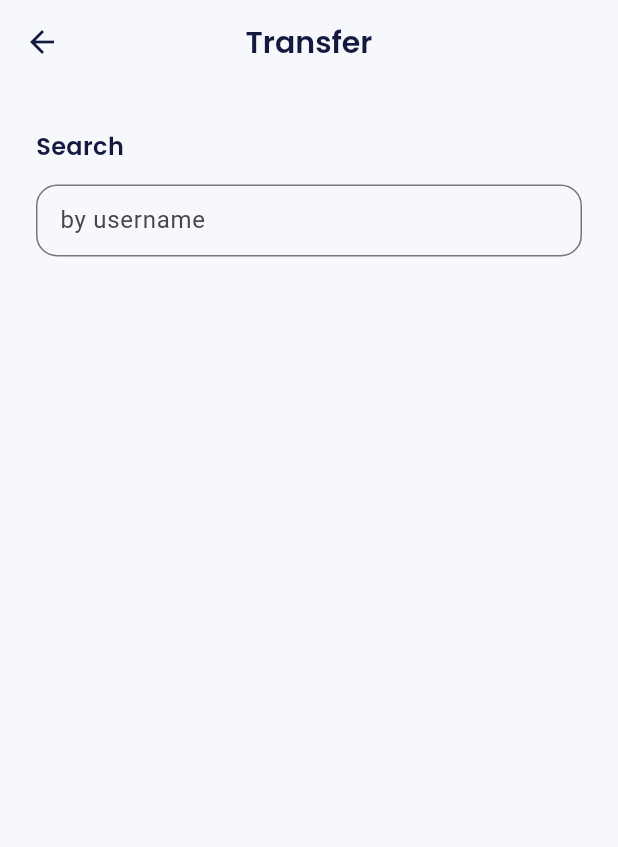
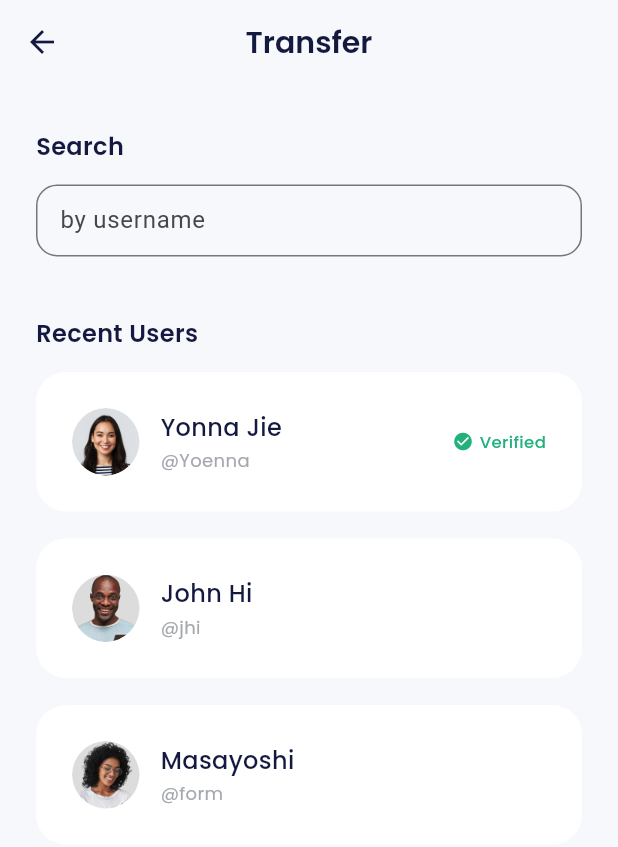
Before and after one commit to KevinZakky/E-wallet-Bank-Sha, a Flutter app: the TransferPage screen opened by its route, on a phone screen of 412 x 824 dp. Shown: the top 847 px of the screen. Run offline on Flutter 3.47's test engine with Material 3 defaults, Android fonts, the phone set to English and light mode, and no system bars; our stand-ins replace carousel_slider, google_fonts.

Commit message:
feat: slicing transfer recently

```diff
--- a/lib/ui/pages/transfer_page.dart
+++ b/lib/ui/pages/transfer_page.dart
@@ -1,5 +1,6 @@
 import 'package:ewallet_project_app/shared/theme.dart';
 import 'package:ewallet_project_app/ui/widgets/Forms.dart';
+import 'package:ewallet_project_app/ui/widgets/transfer_recently.dart';
 import 'package:flutter/material.dart';
 
 class TransferPage extends StatelessWidget {
@@ -27,6 +28,41 @@ class TransferPage extends StatelessWidget {
           CustomFormField(
             title: 'by username',
             isShowTitle: false,
+          ),
+          buildRcently()
+        ],
+      ),
+    );
+  }
+
+  Widget buildRcently() {
+    return Container(
+      margin: const EdgeInsets.only(top: 40),
+      child: Column(
+        crossAxisAlignment: CrossAxisAlignment.start,
+        children: [
+          Text(
+            'Recent Users',
+            style: blackTextStyle.copyWith(fontSize: 16, fontWeight: semiBold),
+          ),
+          const SizedBox(
+            height: 14,
+          ),
+          TransferRecently(
+            imageUrl: 'assets/img_friend1.png',
+            name: 'Yonna Jie',
+            username: 'Yoenna',
+            isVerified: true,
+          ),
+          TransferRecently(
+            imageUrl: 'assets/img_friend3.png',
+            name: 'John Hi',
+            username: 'jhi',
+          ),
+          TransferRecently(
+            imageUrl: 'assets/img_friend2.png',
+            name: 'Masayoshi',
+            username: 'form',
           )
         ],
       ),
--- /dev/null
+++ b/lib/ui/widgets/transfer_recently.dart
@@ -0,0 +1,77 @@
+import 'package:ewallet_project_app/shared/theme.dart';
+import 'package:flutter/material.dart';
+
+class TransferRecently extends StatelessWidget {
+  final String imageUrl;
+  final String name;
+  final String username;
+  final bool isVerified;
+
+  const TransferRecently(
+      {super.key,
+      required this.imageUrl,
+      required this.name,
+      required this.username,
+      this.isVerified = false});
+
+  @override
+  Widget build(BuildContext context) {
+    return Container(
+      margin: const EdgeInsets.only(bottom: 18),
+      padding: const EdgeInsets.all(24),
+      decoration: BoxDecoration(
+          borderRadius: BorderRadius.circular(20), color: whiteColor),
+      child: Row(
+        children: [
+          Container(
+            margin: const EdgeInsets.only(right: 14),
+            width: 45,
+            height: 45,
+            decoration: BoxDecoration(
+              shape: BoxShape.circle,
+              image: DecorationImage(
+                image: AssetImage(imageUrl),
+              ),
+            ),
+          ),
+          Column(
+            crossAxisAlignment: CrossAxisAlignment.start,
+            children: [
+              Text(
+                name,
+                style:
+                    blackTextStyle.copyWith(fontSize: 16, fontWeight: medium),
+              ),
+              const SizedBox(
+                height: 2,
+              ),
+              Text(
+                '@$username',
+                style: greyTextStyle.copyWith(fontSize: 12),
+              ),
+            ],
+          ),
+          const Spacer(),
+          if (isVerified)
+            Row(
+              children: [
+                Icon(
+                  Icons.check_circle,
+                  size: 14,
+                  color: greenColor,
+                ),
+                const SizedBox(
+                  width: 4,
+                ),
+                Text(
+                  'Verified',
+                  style:
+                      greenTextStyle.copyWith(fontSize: 11, fontWeight: medium),
+                ),
+              ],
+            )
+        ],
+      ),
+    );
+  }
+}
```
